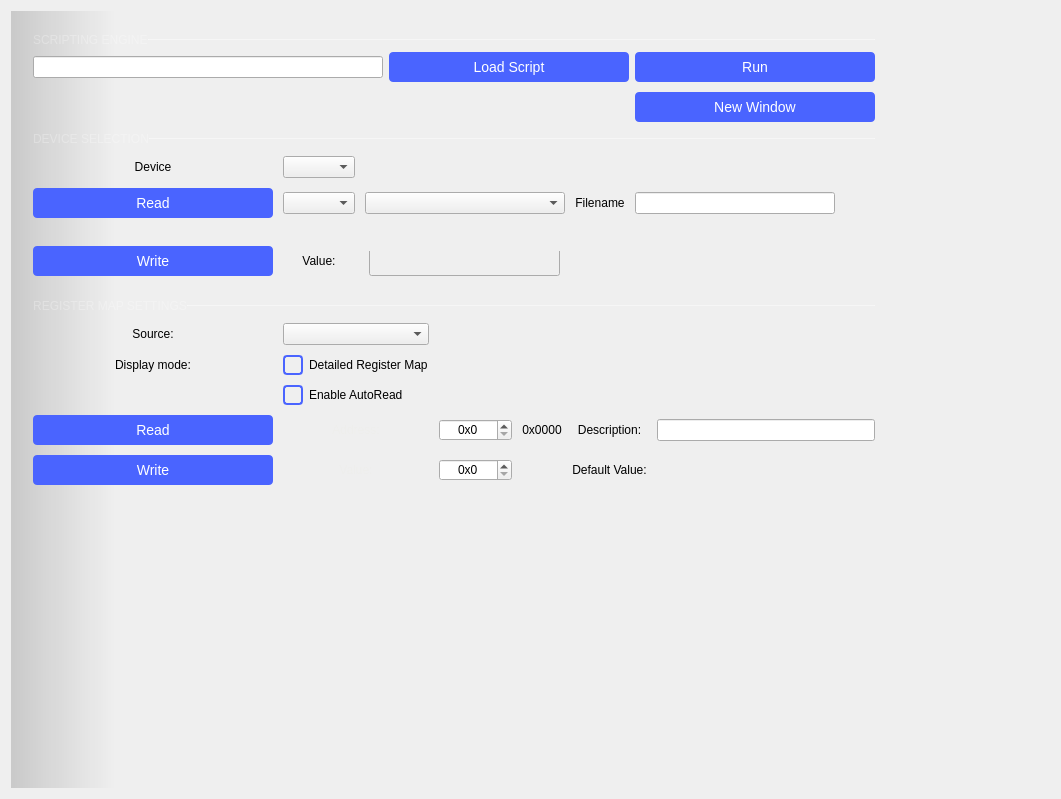
This is ui/debugger.ui in analogdevicesinc/scopy as Qt 5 draws it before an edit. The edited form follows.
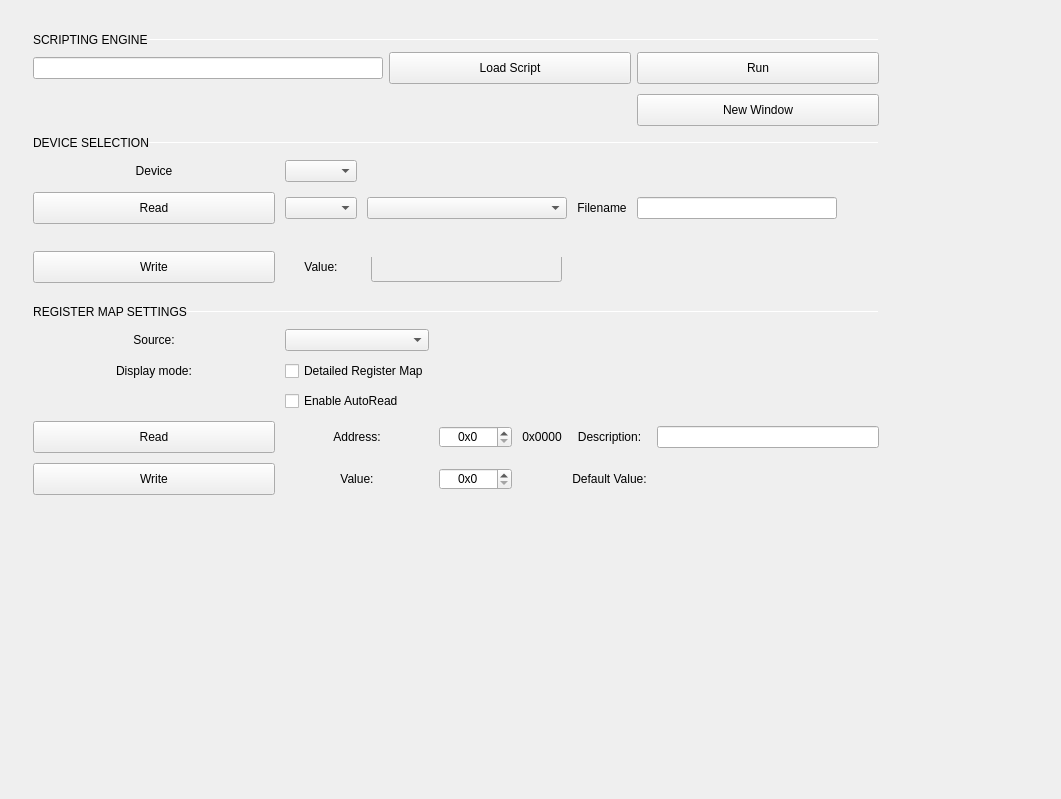
This is the edited form. Custom widgets are drawn as their Qt base class.

Patch:
```diff
--- a/ui/debugger.ui
+++ b/ui/debugger.ui
@@ -32,11 +32,7 @@
    <double>1.000000000000000</double>
   </property>
   <property name="styleSheet">
-   <string notr="true">QWidget#dragContainer{
-background-color: qlineargradient(spread:pad, x1:0, y1:0, x2:0.1, y2:0, stop:0 rgba(0, 0, 0, 40), stop:1 transparent);
-}
-
-QPushButton
+   <string notr="true">QPushButton
 {
   width: 175px;
   height: 30px;
@@ -45,63 +41,15 @@
   min-width: 240px;
   max-width: 240px;
 
-  background-color: #4a64ff;
-  border-radius: 4px;
-
-  font-size: 14px;
   font-weight: normal;
   font-style: normal;
   text-align: center;
-  color: #ffffff;
-
-}
-
-QPushButton:hover
-{
-	 background-color: #4a34ff;
-}
-
-QCheckBox::indicator {
-  border: 2px solid rgb(74, 100, 255);
-  border-radius: 4px;
-  width: 16px;
-  height: 16px;
-  subcontrol-position: left;
-}
-
-QCheckBox::indicator:checked {
-  background-color: rgb(74, 100, 255);
-}
-
-QCheckBox{
-text-align: center;
 
 }
 
 QLabel {
 background-color: transparent;
-}
-
-QScrollBar:horizontal {
-  background: #262628;
-}
-
-QScrollBar::handle:horizontal {
-  background: #4a4a4b;
-  border: 0;
-  border-radius: 3px;
-}
-
-QScrollBar::add-page:horizontal, QScrollBar::sub-page:horizontal {
-    background: none;
-}
-
-QScrollBar::add-line:horizontal, QScrollBar::sub-line:horizontal {
-  border: none;
-  background: none;
-}
-
-</string>
+}</string>
   </property>
   <layout class="QVBoxLayout" name="verticalLayout_2">
    <item>
@@ -147,12 +95,6 @@
                <verstretch>0</verstretch>
               </sizepolicy>
              </property>
-             <property name="styleSheet">
-              <string notr="true">QLabel {
-		font-size: 12px;
-		color: rgba(255, 255, 255, 70);
-	}</string>
-             </property>
              <property name="text">
               <string>SCRIPTING ENGINE</string>
              </property>
@@ -172,9 +114,6 @@
                <height>1</height>
               </size>
              </property>
-             <property name="styleSheet">
-              <string notr="true">border: 1px solid rgba(255, 255, 255, 70);</string>
-             </property>
              <property name="orientation">
               <enum>Qt::Horizontal</enum>
              </property>
@@ -498,12 +437,6 @@
                     <verstretch>0</verstretch>
                    </sizepolicy>
                   </property>
-                  <property name="styleSheet">
-                   <string notr="true">QLabel {
-		font-size: 12px;
-		color: rgba(255, 255, 255, 70);
-	}</string>
-                  </property>
                   <property name="text">
                    <string>DEVICE SELECTION</string>
                   </property>
@@ -526,9 +459,6 @@
                     <height>1</height>
                    </size>
                   </property>
-                  <property name="styleSheet">
-                   <string notr="true">border: 1px solid rgba(255, 255, 255, 70);</string>
-                  </property>
                   <property name="orientation">
                    <enum>Qt::Horizontal</enum>
                   </property>
@@ -600,9 +530,6 @@
                   <verstretch>0</verstretch>
                  </sizepolicy>
                 </property>
-                <property name="styleSheet">
-                 <string notr="true">color: rgb(238, 238, 236);</string>
-                </property>
                 <property name="text">
                  <string>Address:</string>
                 </property>
@@ -751,9 +678,6 @@
                   <verstretch>0</verstretch>
                  </sizepolicy>
                 </property>
-                <property name="styleSheet">
-                 <string notr="true">color: rgb(238, 238, 236);</string>
-                </property>
                 <property name="text">
                  <string>Value:</string>
                 </property>
@@ -829,12 +753,6 @@
                     <verstretch>0</verstretch>
                    </sizepolicy>
                   </property>
-                  <property name="styleSheet">
-                   <string notr="true">QLabel {
-		font-size: 12px;
-		color: rgba(255, 255, 255, 70);
-	}</string>
-                  </property>
                   <property name="text">
                    <string>REGISTER MAP SETTINGS</string>
                   </property>
@@ -857,9 +775,6 @@
                     <height>1</height>
                    </size>
                   </property>
-                  <property name="styleSheet">
-                   <string notr="true">border: 1px solid rgba(255, 255, 255, 70);</string>
-                  </property>
                   <property name="orientation">
                    <enum>Qt::Horizontal</enum>
                   </property>
```
Left out of the diff: 39 changed lines with no effect on the pictures.
